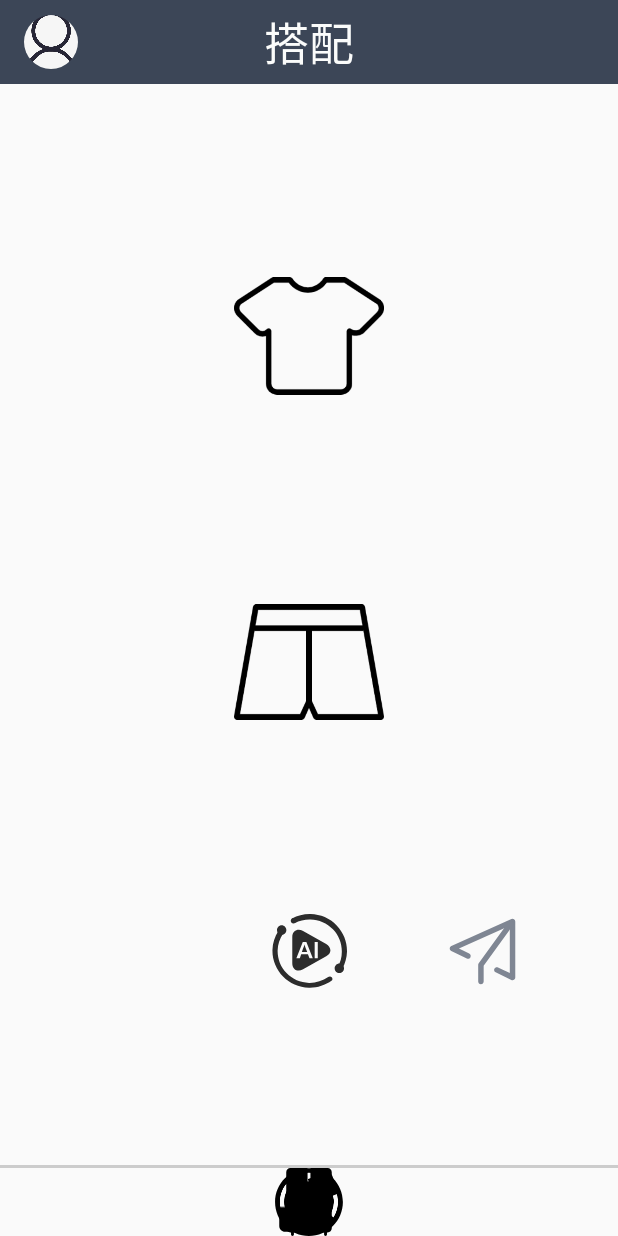
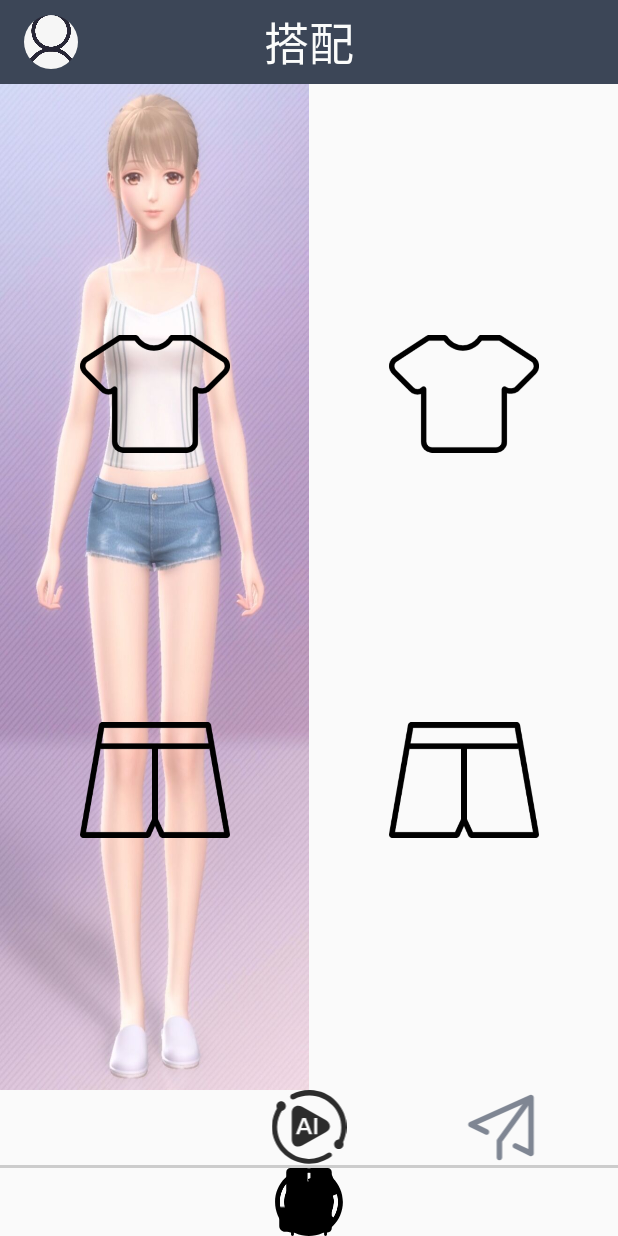
Before and after one commit to lizhenzn/CM, an Android app: the screen it shows after launch (MainActivity), on a phone screen of 412 x 824 dp. Run offline under Robolectric (Android 15) with nearby library versions, the phone set to English and light mode, and no system bars; our stand-ins replace CircleImageView; libraries missing offline, so code that uses them is left out: org.jivesoftware.smack, org.jivesoftware.smackx, q.rorbin.badgeview; 3 statements that could not run were skipped.

Commit message:
广场 1.评论区并入详情页 搭配 1.加入模特

```diff
--- a/app/src/main/java/com/example/cm/match/MatchFragment.java
+++ b/app/src/main/java/com/example/cm/match/MatchFragment.java
@@ -11,6 +11,7 @@ import android.util.Log;
 import android.view.LayoutInflater;
 import android.view.View;
 import android.view.ViewGroup;
+import android.widget.Button;
 import android.widget.ImageView;
 import android.widget.Toast;
 
@@ -25,6 +26,10 @@ import static com.example.cm.MainActivity.setToolbarText;
 public class MatchFragment extends Fragment {
     private Context context;
     private View view;
+    private ImageView clothes_up;
+    private ImageView clothes_down;
+    private ImageView clothes_up_model;
+    private ImageView clothes_down_model;
 
     @Override
     public void onCreate(@Nullable Bundle savedInstanceState) {
@@ -35,20 +40,23 @@ public class MatchFragment extends Fragment {
 
     @Override
     public void onResume() {
-        //Log.d(TAG, "onResume: resume match");
+
+        //返回该碎片时显示已选取衣物
         super.onResume();
         setToolbarText("搭配");
         Log.d(TAG, "onResume: "+MainActivity.getClothes_up());
         if(MainActivity.getClothes_up()!=-1){
-            ImageView clothes_up = view.findViewById(R.id.clothes_up);
-            //.setImage
+            clothes_up = view.findViewById(R.id.clothes_up);
+            //设置上衣
             clothes_up.setImageBitmap(WardrobeFragment.photoList1.get(MainActivity.getClothes_up()));
+            clothes_up_model.setImageBitmap(WardrobeFragment.photoList1.get(MainActivity.getClothes_up()));
         }
         Log.d(TAG, "onResume: "+MainActivity.getClothes_down());
         if(MainActivity.getClothes_down()!=-1){
-            ImageView clothes_down = view.findViewById(R.id.clothes_down);
-            //.setImage
+            clothes_down = view.findViewById(R.id.clothes_down);
+            //设置下衣
             clothes_down.setImageBitmap(WardrobeFragment.photoList2.get(MainActivity.getClothes_down()));
+            clothes_down_model.setImageBitmap(WardrobeFragment.photoList2.get(MainActivity.getClothes_down()));
         }
     }
 
@@ -59,9 +67,11 @@ public class MatchFragment extends Fragment {
         //Log.d(TAG, "onCreateView: create match fragment");
         context = getActivity();
         view = View.inflate(context, R.layout.match, null);
-        ImageView clothes_up = view.findViewById(R.id.clothes_up);
-        ImageView clothes_down = view.findViewById(R.id.clothes_down);
-        //上衣点击事件
+        clothes_up = view.findViewById(R.id.clothes_up);
+        clothes_down = view.findViewById(R.id.clothes_down);
+        clothes_up_model = view.findViewById(R.id.clothes_up_model);
+        clothes_down_model = view.findViewById(R.id.clothes_down_model);
+        //选择上衣点击事件
         clothes_up.setOnClickListener(new View.OnClickListener() {
             @Override
             public void onClick(View v) {
@@ -71,7 +81,7 @@ public class MatchFragment extends Fragment {
                 MainActivity.setFragmentTabHostVisibility(false);
             }
         });
-        //下衣点击事件
+        //选择下衣点击事件
         clothes_down.setOnClickListener(new View.OnClickListener() {
             @Override
             public void onClick(View v) {
@@ -110,7 +120,9 @@ public class MatchFragment extends Fragment {
                             MainActivity.setClothes_up(i);
                             MainActivity.setClothes_down(j);
                             clothes_up.setImageBitmap(WardrobeFragment.photoList1.get(i));
+                            clothes_up_model.setImageBitmap(WardrobeFragment.photoList1.get(i));
                             clothes_down.setImageBitmap(WardrobeFragment.photoList2.get(j));
+                            clothes_down_model.setImageBitmap(WardrobeFragment.photoList2.get(j));
                             return;
                         } else {
                             j = (j + 1) % clothes_down_count;
--- a/app/src/main/res/layout/activity_comments.xml
+++ b/app/src/main/res/layout/activity_comments.xml
@@ -5,7 +5,6 @@
     android:layout_width="match_parent"
     android:layout_height="match_parent"
     tools:context=".share.Comments">
-
     <android.support.v4.widget.SwipeRefreshLayout
         android:id="@+id/swipe_refresh"
         android:layout_width="match_parent"
@@ -13,15 +12,11 @@
         app:layout_constraintTop_toTopOf="parent"
         app:layout_constraintBottom_toTopOf="@id/input"
         >
-
-
         <android.support.v7.widget.RecyclerView
             android:id="@+id/recycler_view"
             android:layout_width="match_parent"
             android:layout_height="match_parent"
-
             />
-
     </android.support.v4.widget.SwipeRefreshLayout>
     <EditText
         android:id="@+id/input"
@@ -40,6 +35,5 @@
         android:layout_height="wrap_content"
         app:layout_constraintBottom_toBottomOf="parent"
         app:layout_constraintRight_toRightOf="parent"
-
         />
 </android.support.constraint.ConstraintLayout>
--- a/app/src/main/res/layout/match.xml
+++ b/app/src/main/res/layout/match.xml
@@ -1,53 +1,82 @@
 <?xml version="1.0" encoding="utf-8"?>
 <android.support.constraint.ConstraintLayout xmlns:android="http://schemas.android.com/apk/res/android"
+    xmlns:app="http://schemas.android.com/apk/res-auto"
     android:layout_width="match_parent"
-    android:layout_height="match_parent"
-    xmlns:app="http://schemas.android.com/apk/res-auto">
+    android:layout_height="match_parent">
+    <android.support.constraint.ConstraintLayout xmlns:android="http://schemas.android.com/apk/res/android"
+        xmlns:app="http://schemas.android.com/apk/res-auto"
+        android:id="@+id/change_clothes"
+        android:layout_width="0dp"
+        android:layout_height="0dp"
+        app:layout_constraintBottom_toTopOf="@id/smart_match"
+        app:layout_constraintLeft_toRightOf="@id/model"
+        app:layout_constraintRight_toRightOf="parent"
+        app:layout_constraintTop_toTopOf="parent">
         <ImageView
             android:id="@+id/clothes_up"
             android:layout_width="100dp"
             android:layout_height="100dp"
+            android:src="@drawable/clothes_up"
+            app:layout_constraintBottom_toTopOf="@id/clothes_down"
             app:layout_constraintLeft_toLeftOf="parent"
             app:layout_constraintRight_toRightOf="parent"
-        app:layout_constraintTop_toTopOf="parent"
-        app:layout_constraintBottom_toTopOf="@id/clothes_down"
-        android:src="@drawable/clothes_up"
-        />
-
+            app:layout_constraintTop_toTopOf="parent" />
         <ImageView
             android:id="@+id/clothes_down"
             android:layout_width="100dp"
             android:layout_height="100dp"
+            android:src="@drawable/clothes_down"
+            app:layout_constraintBottom_toBottomOf="parent"
             app:layout_constraintLeft_toLeftOf="parent"
             app:layout_constraintRight_toRightOf="parent"
-        app:layout_constraintTop_toBottomOf="@id/clothes_up"
+            app:layout_constraintTop_toBottomOf="@id/clothes_up" />
+    </android.support.constraint.ConstraintLayout>
+    <android.support.constraint.ConstraintLayout xmlns:android="http://schemas.android.com/apk/res/android"
+        xmlns:app="http://schemas.android.com/apk/res-auto"
+        android:id="@+id/model"
+        android:layout_width="0dp"
+        android:layout_height="0dp"
+        android:background="@drawable/model"
         app:layout_constraintBottom_toTopOf="@id/smart_match"
+        app:layout_constraintLeft_toLeftOf="parent"
+        app:layout_constraintRight_toLeftOf="@id/change_clothes"
+        app:layout_constraintTop_toTopOf="parent">
+        <ImageView
+            android:id="@+id/clothes_up_model"
+            android:layout_width="100dp"
+            android:layout_height="100dp"
+            android:src="@drawable/clothes_up"
+            app:layout_constraintBottom_toTopOf="@id/clothes_down_model"
+            app:layout_constraintLeft_toLeftOf="parent"
+            app:layout_constraintRight_toRightOf="parent"
+            app:layout_constraintTop_toTopOf="parent" />
+        <ImageView
+            android:id="@+id/clothes_down_model"
+            android:layout_width="100dp"
+            android:layout_height="100dp"
             android:src="@drawable/clothes_down"
-        />
-
-    <!--<android.support.design.widget.FloatingActionButton-->
+            app:layout_constraintBottom_toBottomOf="parent"
+            app:layout_constraintLeft_toLeftOf="parent"
+            app:layout_constraintRight_toRightOf="parent"
+            app:layout_constraintTop_toBottomOf="@id/clothes_up_model" />
+    </android.support.constraint.ConstraintLayout>
     <ImageView
         android:id="@+id/smart_match"
-        android:layout_width="50dp"
+        android:layout_width="100dp"
         android:layout_height="50dp"
+        android:textSize="20dp"
         android:src="@drawable/ic_ai_match"
         app:layout_constraintBottom_toBottomOf="parent"
         app:layout_constraintLeft_toLeftOf="parent"
         app:layout_constraintRight_toRightOf="parent"
-        app:layout_constraintTop_toBottomOf="@id/clothes_down" />
-
-    <!--<android.support.design.widget.FloatingActionButton-->
+        app:layout_constraintTop_toBottomOf="@id/change_clothes" />
     <ImageView
         android:id="@+id/send_share"
-        android:layout_width="50dp"
+        android:layout_width="100dp"
         android:layout_height="50dp"
+        android:src="@drawable/ic_send_post"
+        app:layout_constraintBottom_toBottomOf="parent"
         app:layout_constraintLeft_toRightOf="@id/smart_match"
         app:layout_constraintRight_toRightOf="parent"
-        app:layout_constraintTop_toBottomOf="@id/clothes_down"
-        app:layout_constraintBottom_toBottomOf="parent"
-        android:src="@drawable/ic_send_post" />
-
-
-
-
+        app:layout_constraintTop_toBottomOf="@id/change_clothes" />
 </android.support.constraint.ConstraintLayout>
```
Also changed, not shown: app/src/main/java/com/example/cm/share/PresentShareItem.java (+81 -1 lines), app/src/main/res/drawable/shape_match_button.xml (added, +9 -0 lines), app/src/main/res/layout/activity_present_share_item.xml (+59 -12 lines), app/src/main/res/drawable/model.jpg (added). Lines whose indentation alone changed are shown as unchanged.
